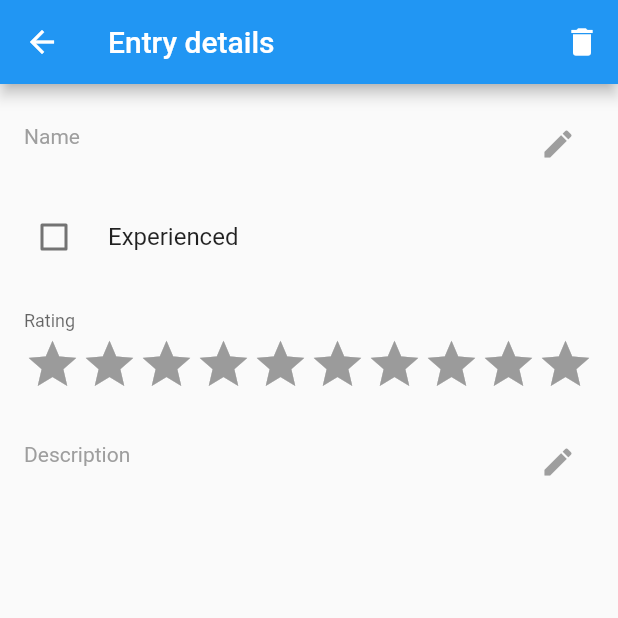
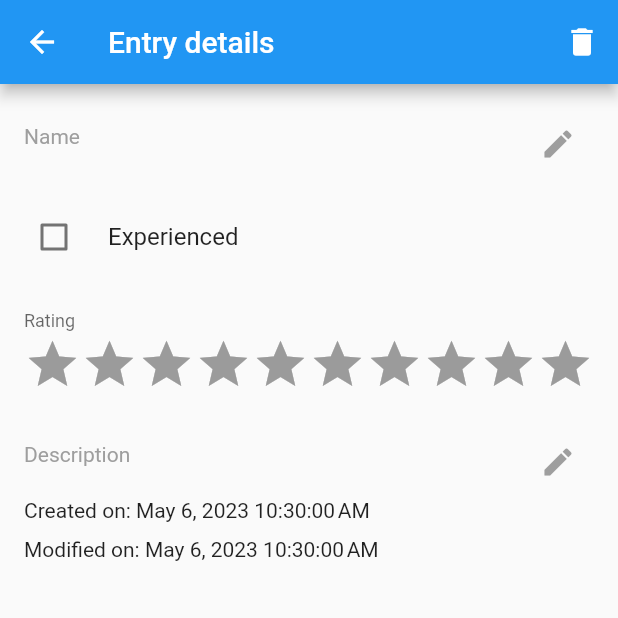
Before and after one commit to DrGilion/ListerApp, a Flutter app: the ItemDetailsPage screen opened directly with empty values, on a phone screen of 412 x 824 dp, the top half of it. Run offline on Flutter 3.47's test engine with Material 2 defaults, Android fonts, the phone set to English and light mode, and no system bars; drawn by our look-alikes of flutter_rating_bar; our stand-ins replace dartz, flutter_linkify, go_router, logger, showcaseview, sqflite; missing offline and left inert: quick_actions; accounts and stored records are empty.

Commit message:
refined some views.

```diff
--- a/lib/component/sort_button.dart
+++ b/lib/component/sort_button.dart
@@ -23,6 +23,7 @@ class SortButton<F extends BaseFilter> extends StatelessWidget {
                 title: const Text('Sort by'),
                 content: StatefulBuilder(builder: (context, setStateFn) {
                   return Column(
+                    mainAxisSize: MainAxisSize.min,
                     children: [
                       ...optionsMap.entries.map((e) => RadioListTile<String>(
                             groupValue: selectedSortField,
--- a/lib/page/item_details_page.dart
+++ b/lib/page/item_details_page.dart
@@ -5,6 +5,7 @@ import 'package:lister_app/component/feedback.dart';
 import 'package:lister_app/component/text_to_textfield.dart';
 import 'package:lister_app/model/lister_item.dart';
 import 'package:lister_app/service/persistence_service.dart';
+import 'package:lister_app/util/utils.dart';
 
 class ItemDetailsPage extends StatefulWidget {
   static const String routeName = "ItemDetailsPage";
@@ -155,7 +156,14 @@ class _ItemDetailsPageState extends State<ItemDetailsPage> {
                         return true;
                       });
                     },
-                  )
+                  ),
+                  Align(
+                      alignment: Alignment.centerLeft,
+                      child: Text('Created on: ${Utils.formatDate(listerItem.createdOn)}')),
+                  const SizedBox(height: 10),
+                  Align(
+                      alignment: Alignment.centerLeft,
+                      child: Text('Modified on: ${Utils.formatDate(listerItem.modifiedOn)}')),
                 ],
               ),
             ),
--- a/lib/util/utils.dart
+++ b/lib/util/utils.dart
@@ -1,3 +1,5 @@
+import 'package:intl/intl.dart';
+
 class Utils {
   Utils._();
 
@@ -16,4 +18,8 @@ class Utils {
   static bool intToBool(int value) {
     return value == 1;
   }
+
+  static String formatDate(DateTime date){
+    return DateFormat().format(date);
+  }
 }
--- a/pubspec.yaml
+++ b/pubspec.yaml
@@ -33,6 +33,7 @@ dependencies:
   go_router: 7.0.0
   json_annotation: 4.8.1
   logger: 1.3.0
+  intl: 0.17.0
   path: 1.8.2
   provider: 6.0.5
   quick_actions: 1.0.2
```
Also changed, not shown: pubspec.lock.
